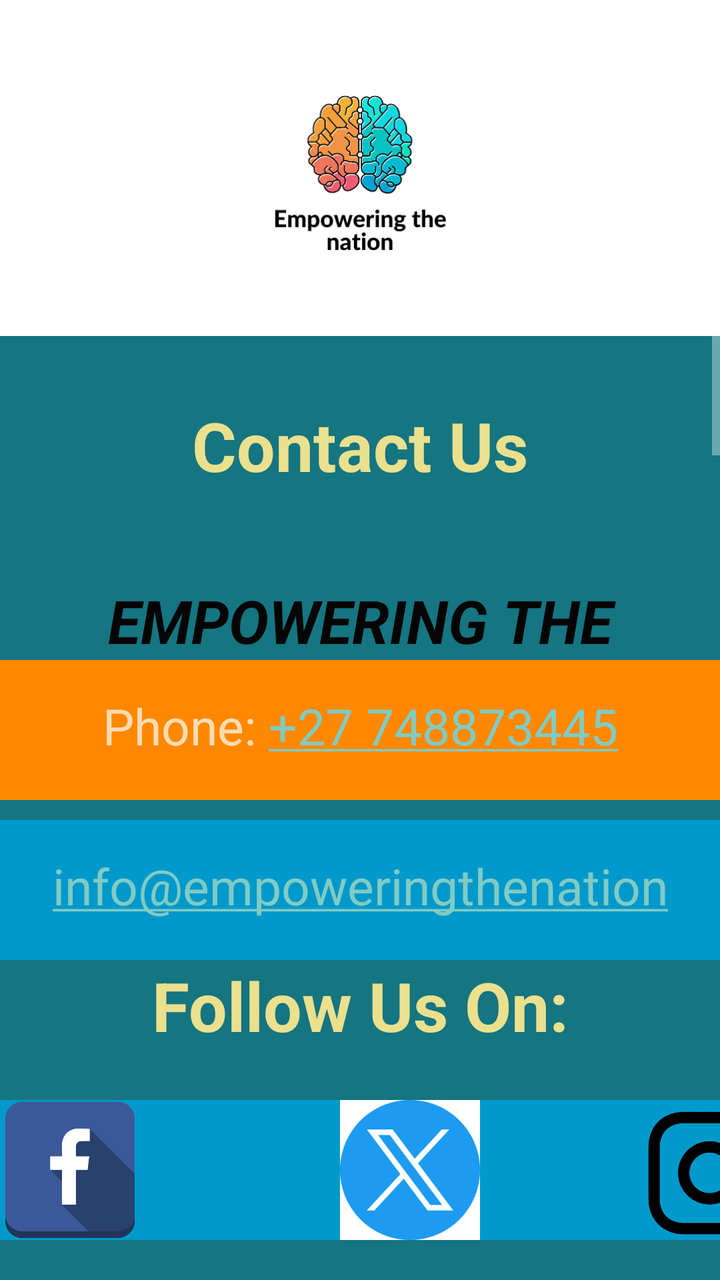
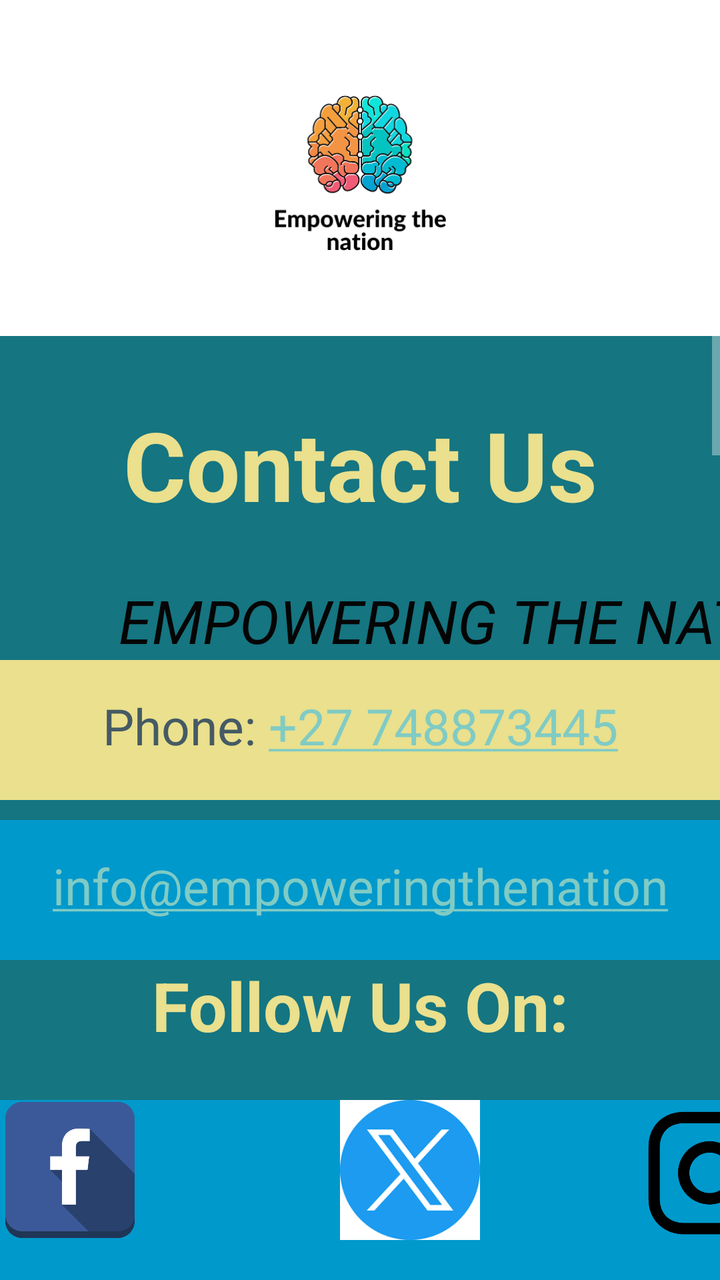

Two renders of the same Android screen: before a commit and after it. Below are the layout's source before the change and the commit's diff.
<!-- AndroidManifest.xml: application theme Theme.AppCompat -->
<!-- res/layout/fragment_contact_us.xml -->
<?xml version="1.0" encoding="utf-8"?>
<ScrollView
    xmlns:android="http://schemas.android.com/apk/res/android"
    xmlns:app="http://schemas.android.com/apk/res-auto"
    xmlns:tools="http://schemas.android.com/tools"
    android:id="@+id/ScrollViewMonths"
    android:layout_width="match_parent"
    android:layout_height="match_parent">

    <FrameLayout
        android:layout_width="match_parent"
        android:layout_height="match_parent"
        android:background="#157581"
        tools:context=".HomeFragment">

        


        <TextView
            android:id="@+id/textView"
            android:layout_width="match_parent"
            android:layout_height="77dp"
            android:layout_marginTop="200dp"
            android:text="Contact Us"
            android:textAlignment="center"
            android:textColor="#EAE08D"
            android:textSize="34sp"
            android:textStyle="bold" />

        
        <ImageView
            android:id="@+id/imageView2"
            android:layout_width="match_parent"
            android:layout_height="168dp"
            android:background="@color/white"
            android:src="@drawable/thumbnail_img_7280" />

        
        <TextView
            android:id="@+id/textViewSlogan"
            android:layout_width="match_parent"
            android:layout_height="50dp"
            android:layout_marginTop="290dp"
            android:background="#157581"
            android:text="EMPOWERING THE NATION"
            android:textAlignment="center"
            android:textColor="#050505"
            android:textSize="30sp"
            android:textStyle="bold|italic" />

        <TextView
            android:id="@+id/map1"
            android:layout_width="match_parent"
            android:layout_height="77dp"
            android:layout_marginTop="655dp"
            android:text="Venue 1, IIE VARSITY COLLEGE"
            android:textAlignment="center"
            android:textColor="#EAE08D"
            android:textSize="24sp"
            android:textStyle="bold" />
        <ImageView
            android:id="@+id/imageView10"
            android:layout_width="wrap_content"
            android:layout_height="300dp"
            android:layout_marginTop="700dp"
            android:layout_gravity="center_horizontal"
            android:src="@drawable/map_1" />
        <TextView
            android:id="@+id/map2"
            android:layout_width="match_parent"
            android:layout_height="77dp"
            android:layout_marginTop="1050dp"
            android:text="Venue 2, City Varsity Braamfontein"
            android:textAlignment="center"
            android:textColor="#EAE08D"
            android:textSize="24sp"
            android:textStyle="bold" />
        <ImageView
            android:id="@+id/imageView12"
            android:layout_width="wrap_content"
            android:layout_height="300dp"
            android:layout_marginTop="1100dp"
            android:layout_gravity="center_horizontal"
            android:src="@drawable/map_2" />

        <TextView
            android:id="@+id/mapview"
            android:layout_width="match_parent"
            android:layout_height="70dp"
            android:layout_marginTop="330dp"
            android:autoLink="phone"
            android:background="@android:color/holo_orange_dark"
            android:padding="16dp"
            android:text="Phone: +27 748873445"
            android:textAlignment="center"
            android:textSize="25sp" />

        <TextView
            android:id="@+id/map3"
            android:layout_width="match_parent"
            android:layout_height="77dp"
            android:layout_marginTop="1450dp"
            android:text="Venue 2, City Varsity Braamfontein"
            android:textAlignment="center"
            android:textColor="#EAE08D"
            android:textSize="24sp"
            android:textStyle="bold" />
        <ImageView
            android:id="@+id/imageView14"
            android:layout_width="wrap_content"
            android:layout_height="300dp"
            android:layout_marginTop="1500dp"
            android:layout_gravity="center_horizontal"
            app:srcCompat="@drawable/map_3" />
        <TextView
            android:id="@+id/emailView"
            android:layout_width="match_parent"
            android:layout_height="70dp"
            android:layout_marginTop="410dp"
            android:autoLink="email"
            android:background="@android:color/holo_blue_dark"
            android:padding="16dp"
            android:text="info@empoweringthenation.com"
            android:textAlignment="center"
            android:textColor="#FFFFFF"
            android:textSize="25sp" /> <TextView
        android:id="@+id/w"
        android:layout_width="match_parent"
        android:layout_height="77dp"
        android:layout_marginTop="480dp"
        android:text="Follow Us On:"
        android:textAlignment="center"
        android:textColor="#EAE08D"
        android:textSize="34sp"
        android:textStyle="bold" />
        <LinearLayout
            android:layout_width="match_parent"
            android:layout_height="wrap_content"
            android:orientation="horizontal"     android:background="@android:color/holo_blue_dark"
            android:layout_marginTop="550dp">


            <ImageView
                android:id="@+id/facebookIcon"
                android:layout_width="70dp"
                android:layout_height="70dp"
                android:src="@drawable/zbf"/>



            <ImageView
                android:id="@+id/twitterIcon"
                android:layout_width="70dp"
                android:layout_height="70dp"
                android:layout_marginStart="100dp"
            android:src="@drawable/twt" />
            <ImageView
                android:id="@+id/instaIcon"
                android:layout_width="70dp"
                android:layout_height="70dp"
                android:layout_marginStart="80dp"
                android:src="@drawable/insta"/>
        </LinearLayout>
    </FrameLayout>
</ScrollView>
<!-- resources referenced by this layout -->
<resources>
  <color name="white">#FFFFFFFF</color>
  <!-- drawable insta: png bitmap (drawable, 14765 bytes) -->
  <!-- drawable map_1: png bitmap (drawable, 141246 bytes) -->
  <!-- drawable map_2: png bitmap (drawable, 78058 bytes) -->
  <!-- drawable map_3: png bitmap (drawable, 86621 bytes) -->
  <!-- drawable thumbnail_img_7280: jpg bitmap (drawable, 73812 bytes) -->
  <!-- drawable twt: png bitmap (drawable, 4513 bytes) -->
  <!-- drawable zbf: png bitmap (drawable, 8119 bytes) -->
</resources>

<!-- the commit's change to res/layout/fragment_contact_us.xml (unified diff, before → after) -->
@@ -24,7 +24,7 @@
             android:text="Contact Us"
             android:textAlignment="center"
             android:textColor="#EAE08D"
-            android:textSize="34sp"
+            android:textSize="48sp"
             android:textStyle="bold" />
 
         
@@ -38,15 +38,15 @@
         
         <TextView
             android:id="@+id/textViewSlogan"
-            android:layout_width="match_parent"
-            android:layout_height="50dp"
+            android:layout_width="481dp"
+            android:layout_height="wrap_content"
             android:layout_marginTop="290dp"
             android:background="#157581"
             android:text="EMPOWERING THE NATION"
             android:textAlignment="center"
             android:textColor="#050505"
             android:textSize="30sp"
-            android:textStyle="bold|italic" />
+            android:textStyle="italic" />
 
         <TextView
             android:id="@+id/map1"
@@ -89,10 +89,11 @@
             android:layout_height="70dp"
             android:layout_marginTop="330dp"
             android:autoLink="phone"
-            android:background="@android:color/holo_orange_dark"
+            android:background="#EAE08D"
             android:padding="16dp"
             android:text="Phone: +27 748873445"
             android:textAlignment="center"
+            android:textColor="#455A64"
             android:textSize="25sp" />
 
         <TextView
@@ -133,33 +134,34 @@
         android:textColor="#EAE08D"
         android:textSize="34sp"
         android:textStyle="bold" />
+
         <LinearLayout
             android:layout_width="match_parent"
-            android:layout_height="wrap_content"
-            android:orientation="horizontal"     android:background="@android:color/holo_blue_dark"
-            android:layout_marginTop="550dp">
+            android:layout_height="95dp"
+            android:layout_marginTop="550dp"
+            android:background="@android:color/holo_blue_dark"
+            android:orientation="horizontal">
 
 
             <ImageView
                 android:id="@+id/facebookIcon"
                 android:layout_width="70dp"
                 android:layout_height="70dp"
-                android:src="@drawable/zbf"/>
-
-
+                android:src="@drawable/zbf" />
 
             <ImageView
                 android:id="@+id/twitterIcon"
                 android:layout_width="70dp"
                 android:layout_height="70dp"
                 android:layout_marginStart="100dp"
-            android:src="@drawable/twt" />
+                android:src="@drawable/twt" />
+
             <ImageView
                 android:id="@+id/instaIcon"
                 android:layout_width="70dp"
                 android:layout_height="70dp"
                 android:layout_marginStart="80dp"
-                android:src="@drawable/insta"/>
+                android:src="@drawable/insta" />
         </LinearLayout>
     </FrameLayout>
 </ScrollView>
